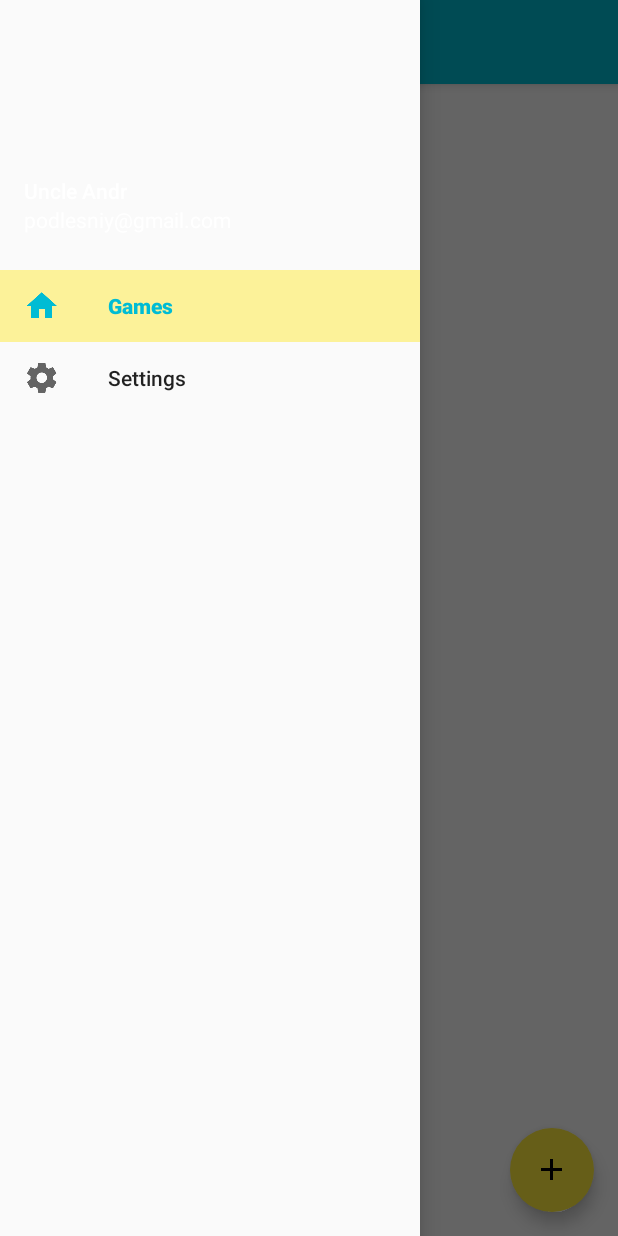
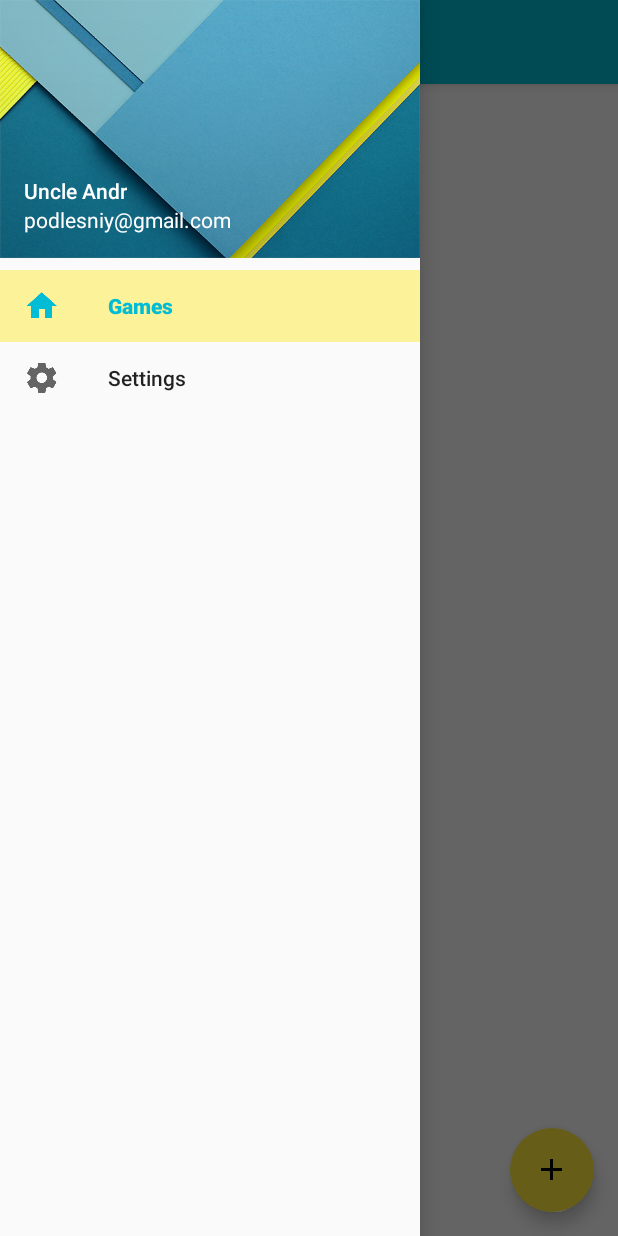
Before and after one commit to Podlesnyy/Championship, an Android app: the screen it shows after launch (MainActivity), with the side drawer open, on a phone screen of 412 x 824 dp. Run offline under Robolectric (Android 15) with nearby library versions, the phone set to English and light mode, and no system bars; our stand-ins replace Picasso; libraries missing offline, so code that uses them is left out: com.j256.ormlite; pictures from the network do not load; 3 statements that could not run were skipped.

Commit message:
Some commit

```diff
--- a/app/src/main/java/com/twitter/uncleandr/championship/DAO/Gamer.java
+++ b/app/src/main/java/com/twitter/uncleandr/championship/DAO/Gamer.java
@@ -11,7 +11,6 @@ public class Gamer
 {
     @DatabaseField( generatedId = true )
     private int id;
-
 
     @DatabaseField( foreign = true )
     private Game game;
--- a/app/src/main/java/com/twitter/uncleandr/championship/DB/DatabaseHelper.java
+++ b/app/src/main/java/com/twitter/uncleandr/championship/DB/DatabaseHelper.java
@@ -13,7 +13,6 @@ import com.twitter.uncleandr.championship.DAO.Game;
 import com.twitter.uncleandr.championship.DAO.Gamer;
 import com.twitter.uncleandr.championship.DAO.Match;
 
-
 /**
  * Created by Heisenberg on 03.05.2015.
  */
@@ -23,7 +22,7 @@ public class DatabaseHelper extends OrmLiteSqliteOpenHelper
     private static final String DATABASE_NAME = "champ.db";
 
     // any time you make changes to your database objects, you may have to increase the database version
-    private static final int DATABASE_VERSION = 4;
+    private static final int DATABASE_VERSION = 5;
 
     // the DAO object we use to access the SimpleData table
     //pressure
--- a/app/src/main/java/com/twitter/uncleandr/championship/FirstPage/PagerGamersFragment.java
+++ b/app/src/main/java/com/twitter/uncleandr/championship/FirstPage/PagerGamersFragment.java
@@ -131,8 +131,7 @@ public class PagerGamersFragment extends android.support.v4.app.Fragment
     }
 
     @Override
-    public View onCreateView( LayoutInflater inflater, ViewGroup container,
-                              Bundle savedInstanceState )
+    public View onCreateView( LayoutInflater inflater, ViewGroup container, Bundle savedInstanceState )
     {
         return inflater.inflate( R.layout.fragment_pager_gamers, container, false );
     }
--- a/app/src/main/java/com/twitter/uncleandr/championship/GameActivity/PagerAdapter.java
+++ b/app/src/main/java/com/twitter/uncleandr/championship/GameActivity/PagerAdapter.java
@@ -4,14 +4,12 @@ import android.content.Context;
 import android.support.v4.app.Fragment;
 import android.support.v4.app.FragmentManager;
 import android.support.v4.app.FragmentPagerAdapter;
-import android.view.ViewGroup;
 
 import com.twitter.uncleandr.championship.DAO.Game;
 import com.twitter.uncleandr.championship.GameActivity.GameFragment.PagerGameFragment;
 import com.twitter.uncleandr.championship.R;
 
 import java.util.ArrayList;
-
 
 /**
  * Created by Heisenberg on 19.04.2015.
--- a/app/src/main/java/com/twitter/uncleandr/championship/MainActivity/Adapter.java
+++ b/app/src/main/java/com/twitter/uncleandr/championship/MainActivity/Adapter.java
@@ -136,8 +136,7 @@ public class Adapter extends SelectableAdapter< Adapter.ViewHolder >
         return item.getIsActive() ? TYPE_ACTIVE : TYPE_INACTIVE;
     }
 
-    public static class ViewHolder extends RecyclerView.ViewHolder implements View.OnClickListener,
-            View.OnLongClickListener
+    public static class ViewHolder extends RecyclerView.ViewHolder implements View.OnClickListener, View.OnLongClickListener
     {
         final TextView title;
         final TextView subtitle;
@@ -175,6 +174,7 @@ public class Adapter extends SelectableAdapter< Adapter.ViewHolder >
         public interface ClickListener
         {
             void onItemClicked( int position );
+
             void onItemLongClicked( int position );
         }
     }
--- a/app/src/main/java/com/twitter/uncleandr/championship/MainActivity/SelectableAdapter.java
+++ b/app/src/main/java/com/twitter/uncleandr/championship/MainActivity/SelectableAdapter.java
@@ -6,7 +6,7 @@ import android.util.SparseBooleanArray;
 import java.util.ArrayList;
 import java.util.List;
 
-abstract class SelectableAdapter< VH extends RecyclerView.ViewHolder > extends RecyclerView.Adapter< VH >
+abstract class SelectableAdapter < VH extends RecyclerView.ViewHolder > extends RecyclerView.Adapter< VH >
 {
     private final SparseBooleanArray selectedItems;
 
--- a/app/src/main/res/layout/activity_game_fragment_game.xml
+++ b/app/src/main/res/layout/activity_game_fragment_game.xml
@@ -9,4 +9,5 @@
         android:layout_width="match_parent"
         android:layout_height="wrap_content"
         android:hint="@string/title_hint_bold"/>
+
 </LinearLayout>
--- a/app/src/main/res/layout/drawer_header.xml
+++ b/app/src/main/res/layout/drawer_header.xml
@@ -5,6 +5,7 @@
                 xmlns:tools="http://schemas.android.com/tools"
                 android:layout_width="match_parent"
                 android:layout_height="172dp"
+                android:background="@drawable/drawer_background"
                 android:orientation="vertical"
                 android:paddingTop="@dimen/status_bar_height"
                 android:theme="@style/ThemeOverlay.AppCompat.Dark">
@@ -14,8 +15,8 @@
         android:layout_width="64dp"
         android:layout_height="64dp"
         android:layout_margin="@dimen/spacing_large"
+        android:contentDescription="@string/app_name"
         android:elevation="4dp"
-        android:contentDescription="@string/app_name"
         tools:src="@drawable/ic_launcher"/>
 
     <TextView
--- a/app/src/main/res/values/dimens.xml
+++ b/app/src/main/res/values/dimens.xml
@@ -1,8 +1,6 @@
 <resources>
     <!-- Default screen margins, per the Android Design guidelines. -->
     <dimen name="spacing_large">16dp</dimen>
-    <dimen name="elevation_low">9dp</dimen>
-    <dimen name="elevation_high">12dp</dimen>
     <dimen name="status_bar_height">25dp</dimen>
     <dimen name="fab_compat_margin">0dp</dimen>
 </resources>
```
Also changed, not shown: app/src/main/java/com/twitter/uncleandr/championship/DAO/Game.java (+15 -0 lines), app/src/main/java/com/twitter/uncleandr/championship/FirstPage/GamerDialogFragment.java (+6 -5 lines), app/src/main/java/com/twitter/uncleandr/championship/GameActivity/GameActivity.java (+2 -6 lines), app/src/main/java/com/twitter/uncleandr/championship/GameActivity/GameFragment/PagerGameFragment.java (+1 -7 lines), app/src/main/java/com/twitter/uncleandr/championship/MainActivity/MainActivity.java (+2 -6 lines), app/src/main/java/com/twitter/uncleandr/championship/SecondPage/MatchDialogFragment.java (+4 -5 lines), app/src/main/java/com/twitter/uncleandr/championship/SecondPage/PagerMatchesFragment.java (+2 -5 lines), build.gradle (+1 -17 lines), gradle/wrapper/gradle-wrapper.properties, 2 other files.
